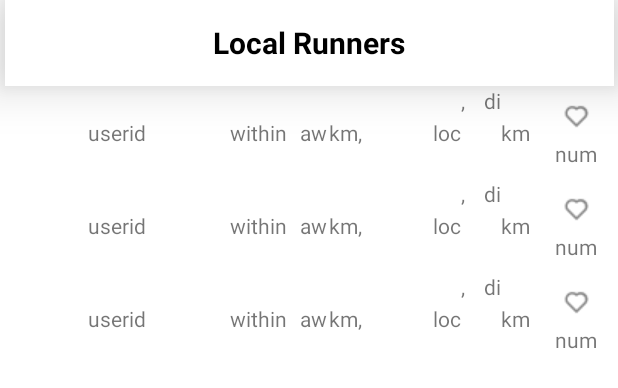
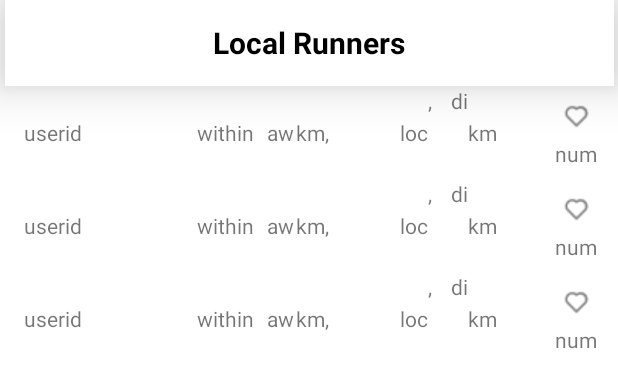
Before and after one commit to Younggeun97/withMeApp, an Android app: the layout fragment_local.xml on its own in the app's theme, with its tools: preview values and no code run, on a phone screen of 412 x 824 dp. Shown: the top 388 px of the screen. Run offline under Robolectric (Android 15) with nearby library versions, the light colour scheme and no system bars.

Commit message:
JYP_local

```diff
--- a/app/build.gradle
+++ b/app/build.gradle
@@ -54,6 +54,7 @@ dependencies {
     implementation 'androidx.legacy:legacy-support-v4:1.0.0'
     implementation 'com.google.firebase:firebase-firestore:21.4.0'
     implementation files('src\\main\\jniLibs')
+    implementation 'com.google.firebase:firebase-database-ktx:20.0.2'
     testImplementation 'junit:junit:4.+'
     androidTestImplementation 'androidx.test.ext:junit:1.1.3'
     androidTestImplementation 'androidx.test.espresso:espresso-core:3.4.0'
@@ -67,4 +68,7 @@ dependencies {
     implementation 'org.jetbrains.anko:anko:0.10.7'
     //Local 페이지의 recyclerview
     implementation 'androidx.recyclerview:recyclerview:1.2.1'
-    implementation "com.google.android.material:material:1.4.0"}
+    implementation "com.google.android.material:material:1.4.0"
+
+
+}
--- a/app/src/main/java/com/example/withmeapp/LocalFragment.kt
+++ b/app/src/main/java/com/example/withmeapp/LocalFragment.kt
@@ -9,13 +9,11 @@ import android.view.ViewGroup
 import androidx.annotation.NonNull
 import androidx.recyclerview.widget.LinearLayoutManager
 import androidx.recyclerview.widget.RecyclerView
-import com.bumptech.glide.Glide
-import com.bumptech.glide.load.resource.bitmap.TransformationUtils.circleCrop
 import com.example.withmeapp.LocalActivity.LocalAdapter
 import com.example.withmeapp.databinding.FragmentLocalBinding
 import com.example.withmeapp.databinding.LocallistViewBinding
-import com.google.android.gms.fido.fido2.api.common.RequestOptions
 import com.google.firebase.database.*
+import com.google.firebase.database.DatabaseReference
 import com.google.firebase.database.ktx.database
 import com.google.firebase.database.ktx.getValue
 import com.google.firebase.firestore.FirebaseFirestore
@@ -98,9 +96,6 @@ class LocalFragment : Fragment() {
         }
         override fun onBindViewHolder(holder: ViewHolder, position: Int) {
 
-            Glide.with(holder.itemView.context).load(items[position].userimage)
-                .circleCrop()
-                .into(holder.binding.userimage)
             val userInfo = items[position]
 
             holder.bind(userInfo)
@@ -111,7 +106,6 @@ class LocalFragment : Fragment() {
 
         inner class ViewHolder(val binding: LocallistViewBinding): RecyclerView.ViewHolder(binding.root) {
             fun bind(users: locallist_data) {
-                binding.userimage = users.userimage
                 binding.userid.text = users.userID
                 binding.within.text = users.within.toString()
                 binding.startLoc.text = users.start_loc
--- a/app/src/main/java/com/example/withmeapp/locallist_data.kt
+++ b/app/src/main/java/com/example/withmeapp/locallist_data.kt
@@ -4,7 +4,6 @@ import android.media.Image
 import android.widget.ImageView
 
 data class locallist_data(
-    var userimage: ImageView,
     var userID: String,
     var within: Int,
     var start_loc: String,
--- a/app/src/main/res/layout/locallist_view.xml
+++ b/app/src/main/res/layout/locallist_view.xml
@@ -5,36 +5,23 @@
     android:layout_width="match_parent"
     android:layout_height="wrap_content">
 
-
-    <ImageView
-        android:id="@+id/userimage"
-        android:layout_width="38dp"
-        android:layout_height="42dp"
-        android:layout_gravity="center"
-        android:layout_marginStart="13dp"
-        android:layout_marginTop="9dp"
-        android:layout_marginBottom="10dp"
-        android:layout_weight="1"
-        app:layout_constraintBottom_toBottomOf="parent"
-        app:layout_constraintStart_toStartOf="parent"
-        app:layout_constraintTop_toTopOf="parent"
-        app:layout_constraintVertical_bias="0.0"
-        tools:ignore="MissingConstraints" />
-
     <TextView
         android:id="@+id/userid"
         android:layout_width="67dp"
         android:layout_height="wrap_content"
         android:layout_gravity="center"
-        android:layout_marginStart="7dp"
+        android:layout_marginStart="16dp"
         android:layout_marginTop="21dp"
         android:layout_marginBottom="21dp"
         android:layout_weight="1"
         android:gravity="start"
         android:text="userid"
         app:layout_constraintBottom_toBottomOf="parent"
-        app:layout_constraintStart_toEndOf="@+id/userimage"
+        app:layout_constraintEnd_toStartOf="@+id/within_text"
+        app:layout_constraintHorizontal_bias="0.0"
+        app:layout_constraintStart_toStartOf="parent"
         app:layout_constraintTop_toTopOf="parent"
+        app:layout_constraintVertical_bias="1.0"
         tools:ignore="MissingConstraints" />
 
     <TextView
@@ -127,7 +114,7 @@
         android:layout_width="wrap_content"
         android:layout_height="wrap_content"
         android:layout_marginTop="21dp"
-        android:layout_marginEnd="13dp"
+        android:layout_marginEnd="35dp"
         android:layout_marginBottom="21dp"
         android:text="@string/km"
         app:layout_constraintBottom_toBottomOf="parent"
```
